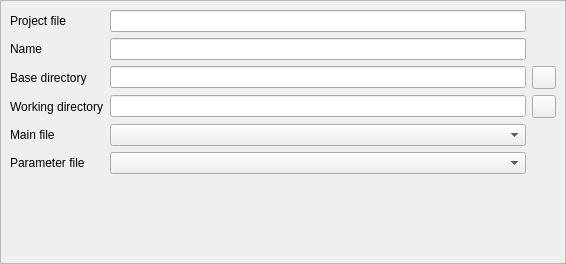
Qt form src/file/projectedit.ui (GAMS-dev/studio) before a commit.
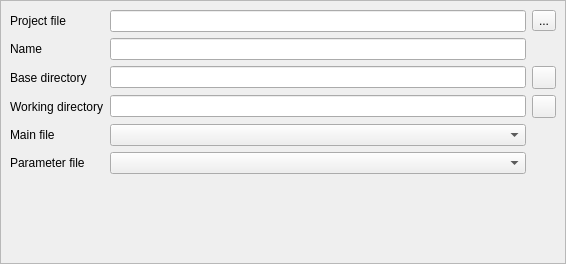
The same form after that commit. Icons and pictures are not drawn.

Patch:
```diff
--- a/src/file/projectedit.ui
+++ b/src/file/projectedit.ui
@@ -130,6 +130,17 @@
       <item row="4" column="1">
        <widget class="QComboBox" name="cbMainFile"/>
       </item>
+      <item row="0" column="2">
+       <widget class="QToolButton" name="bGspSwitch">
+        <property name="text">
+         <string>...</string>
+        </property>
+        <property name="icon">
+         <iconset resource="../../icons/icons.qrc">
+          <normaloff>:/solid/new</normaloff>:/solid/new</iconset>
+        </property>
+       </widget>
+      </item>
      </layout>
     </widget>
    </item>
```
